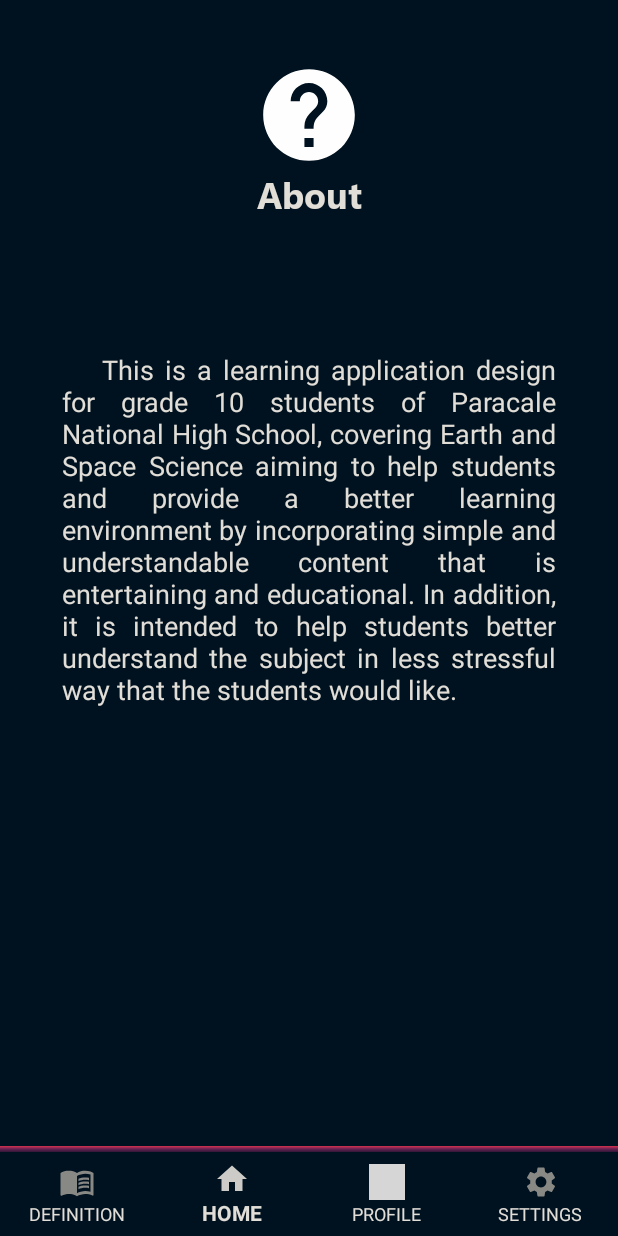
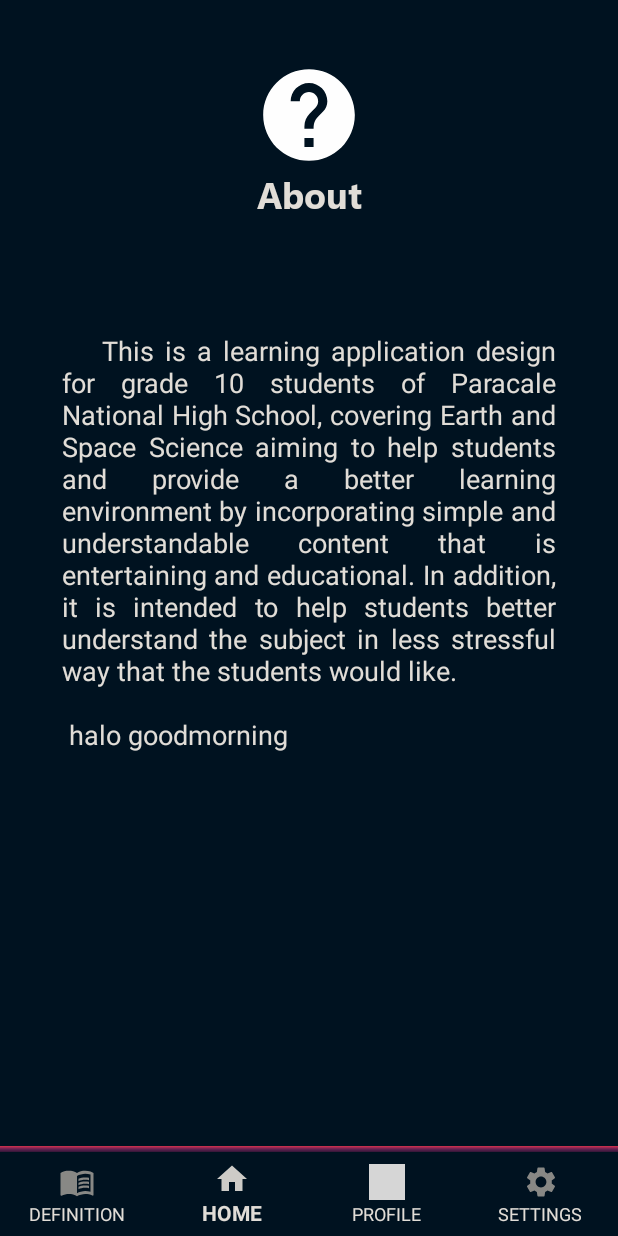
Before and after one commit to Kiru100/Android-Learning-App---Earth-and-Space-Science, an Android app: the AboutFragment screen opened through its navigation route, on a phone screen of 412 x 824 dp. Run offline under Robolectric (Android 15) with nearby library versions, the phone set to English and light mode, and no system bars; our stand-ins replace Firebase (no records; nobody signed in at launch, a user with empty details on screens opened directly), navigation-ui; pictures from the network do not load; Roboto replaces fonts that are not available here; grey boxes are pictures that could not be loaded.

Commit message:
Update strings.xml

```diff
--- a/app/src/main/res/values/strings.xml
+++ b/app/src/main/res/values/strings.xml
@@ -56,7 +56,8 @@
     <string name="about_message">\t\tThis is a learning application design for grade 10 students of Paracale National High School,
                                     covering Earth and Space Science aiming to help students and provide a better learning environment
                                     by incorporating simple and understandable content that is entertaining and educational. In addition,
-                                    it is intended to help students better understand the subject in less stressful way that the students would like.
+                                    it is intended to help students better understand the subject in less stressful way that the students would like.\n\n
+                                    halo goodmorning
     </string>
 
 
```
